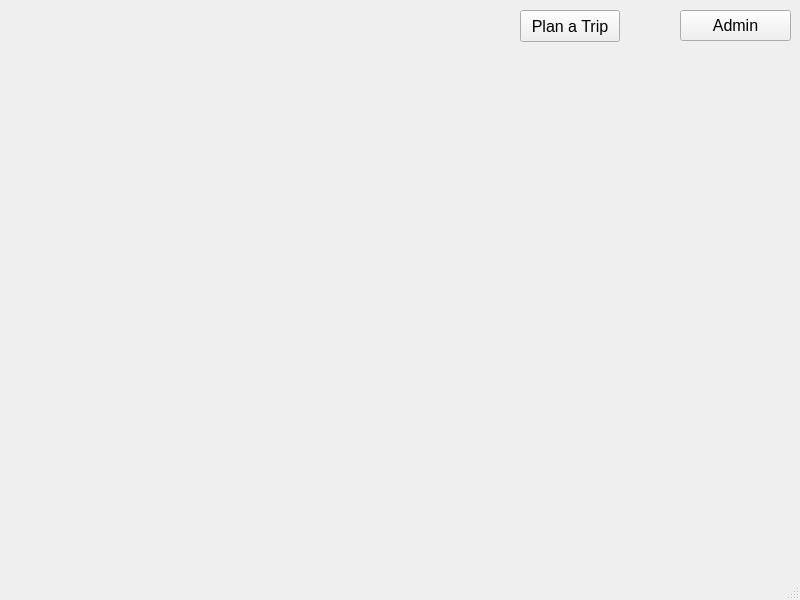
Qt form Colleges/mainwindow.ui (SubtractIt/CS1D-Project-2) before a commit.
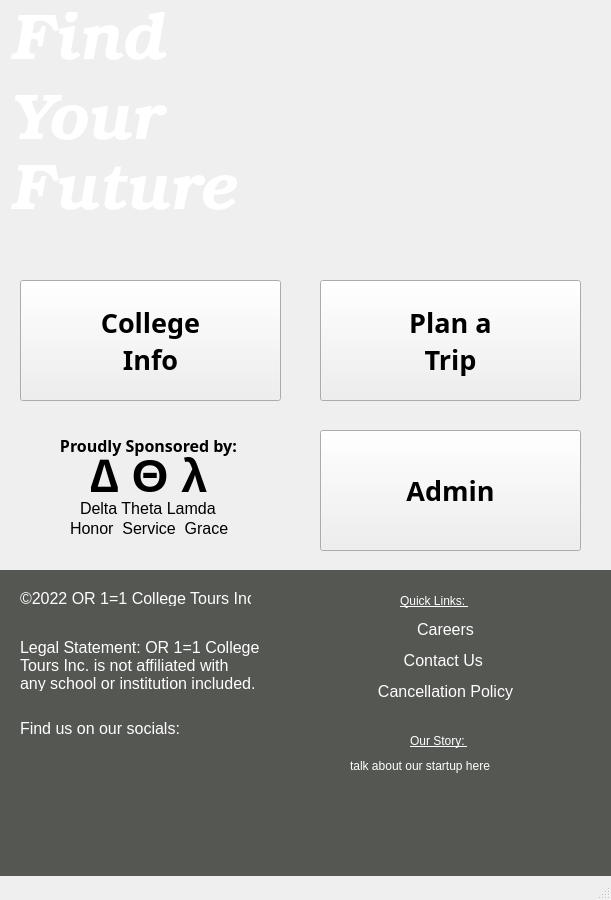
The same form after that commit. Icons and pictures are not drawn.

```diff
--- a/Colleges/mainwindow.ui
+++ b/Colleges/mainwindow.ui
@@ -2,56 +2,608 @@
 <ui version="4.0">
  <class>MainWindow</class>
  <widget class="QMainWindow" name="MainWindow">
+  <property name="windowModality">
+   <enum>Qt::NonModal</enum>
+  </property>
   <property name="geometry">
    <rect>
     <x>0</x>
     <y>0</y>
-    <width>800</width>
-    <height>600</height>
+    <width>611</width>
+    <height>900</height>
    </rect>
   </property>
+  <property name="minimumSize">
+   <size>
+    <width>611</width>
+    <height>900</height>
+   </size>
+  </property>
+  <property name="maximumSize">
+   <size>
+    <width>611</width>
+    <height>900</height>
+   </size>
+  </property>
   <property name="font">
    <font>
     <pointsize>12</pointsize>
    </font>
   </property>
   <property name="windowTitle">
-   <string>MainWindow</string>
+   <string>College Tour</string>
   </property>
   <widget class="QWidget" name="centralwidget">
    <widget class="QPushButton" name="adminLogin">
     <property name="geometry">
      <rect>
-      <x>680</x>
-      <y>10</y>
-      <width>111</width>
-      <height>31</height>
+      <x>320</x>
+      <y>430</y>
+      <width>261</width>
+      <height>121</height>
      </rect>
     </property>
+    <property name="font">
+     <font>
+      <family>Lohit Devanagari</family>
+      <pointsize>20</pointsize>
+      <weight>75</weight>
+      <bold>true</bold>
+     </font>
+    </property>
     <property name="text">
      <string>Admin</string>
     </property>
+    <property name="icon">
+     <iconset resource="icons.qrc">
+      <normaloff>:/lit_frat_party.jpg</normaloff>:/lit_frat_party.jpg</iconset>
+    </property>
+    <property name="iconSize">
+     <size>
+      <width>165</width>
+      <height>165</height>
+     </size>
+    </property>
    </widget>
    <widget class="QPushButton" name="pushButton">
     <property name="geometry">
      <rect>
-      <x>520</x>
+      <x>320</x>
+      <y>280</y>
+      <width>261</width>
+      <height>121</height>
+     </rect>
+    </property>
+    <property name="font">
+     <font>
+      <family>Lohit Devanagari</family>
+      <pointsize>20</pointsize>
+      <weight>75</weight>
+      <bold>true</bold>
+     </font>
+    </property>
+    <property name="layoutDirection">
+     <enum>Qt::LeftToRight</enum>
+    </property>
+    <property name="autoFillBackground">
+     <bool>false</bool>
+    </property>
+    <property name="text">
+     <string>Plan a 
+Trip</string>
+    </property>
+    <property name="icon">
+     <iconset resource="icons.qrc">
+      <normaloff>:/College-forum-stock.jpg</normaloff>:/College-forum-stock.jpg</iconset>
+    </property>
+    <property name="iconSize">
+     <size>
+      <width>165</width>
+      <height>165</height>
+     </size>
+    </property>
+   </widget>
+   <widget class="QPushButton" name="display">
+    <property name="geometry">
+     <rect>
+      <x>20</x>
+      <y>280</y>
+      <width>261</width>
+      <height>121</height>
+     </rect>
+    </property>
+    <property name="font">
+     <font>
+      <family>Lohit Devanagari</family>
+      <pointsize>20</pointsize>
+      <weight>75</weight>
+      <italic>false</italic>
+      <bold>true</bold>
+     </font>
+    </property>
+    <property name="text">
+     <string>College 
+Info</string>
+    </property>
+    <property name="icon">
+     <iconset resource="icons.qrc">
+      <normaloff>:/microscope.jpg</normaloff>:/microscope.jpg</iconset>
+    </property>
+    <property name="iconSize">
+     <size>
+      <width>165</width>
+      <height>165</height>
+     </size>
+    </property>
+   </widget>
+   <widget class="QLabel" name="bannerPhoto">
+    <property name="geometry">
+     <rect>
+      <x>0</x>
+      <y>0</y>
+      <width>621</width>
+      <height>261</height>
+     </rect>
+    </property>
+    <property name="text">
+     <string/>
+    </property>
+    <property name="pixmap">
+     <pixmap resource="icons.qrc">:/bannerPhoto.jpg</pixmap>
+    </property>
+   </widget>
+   <widget class="QLabel" name="find">
+    <property name="geometry">
+     <rect>
+      <x>10</x>
       <y>10</y>
-      <width>100</width>
-      <height>32</height>
+      <width>191</width>
+      <height>81</height>
      </rect>
     </property>
+    <property name="font">
+     <font>
+      <family>URW Bookman</family>
+      <pointsize>50</pointsize>
+      <weight>75</weight>
+      <italic>true</italic>
+      <bold>true</bold>
+     </font>
+    </property>
+    <property name="styleSheet">
+     <string notr="true">QLabel {
+	color: #fff;
+	line-height: 0.5;
+}</string>
+    </property>
     <property name="text">
-     <string>Plan a Trip</string>
+     <string>&lt;!DOCTYPE HTML PUBLIC &quot;-//W3C//DTD HTML 4.0//EN&quot; &quot;http://www.w3.org/TR/REC-html40/strict.dtd&quot;&gt;
+&lt;html&gt;&lt;head&gt;&lt;meta name=&quot;qrichtext&quot; content=&quot;1&quot; /&gt;&lt;style type=&quot;text/css&quot;&gt;
+p, li { white-space: pre-wrap; }
+&lt;/style&gt;&lt;/head&gt;&lt;body style=&quot; font-family:'URW Bookman'; font-size:50pt; font-weight:600; font-style:italic;&quot;&gt;
+&lt;p style=&quot; margin-top:12px; margin-bottom:12px; margin-left:0px; margin-right:0px; -qt-block-indent:0; text-indent:0px;&quot;&gt;&lt;span style=&quot; font-size:48pt;&quot;&gt;Find &lt;/span&gt;&lt;/p&gt;&lt;/body&gt;&lt;/html&gt;</string>
     </property>
    </widget>
+   <widget class="QLabel" name="your">
+    <property name="geometry">
+     <rect>
+      <x>10</x>
+      <y>90</y>
+      <width>191</width>
+      <height>81</height>
+     </rect>
+    </property>
+    <property name="font">
+     <font>
+      <family>URW Bookman</family>
+      <pointsize>50</pointsize>
+      <weight>75</weight>
+      <italic>true</italic>
+      <bold>true</bold>
+     </font>
+    </property>
+    <property name="styleSheet">
+     <string notr="true">QLabel {
+	color: #fff;
+	line-height: 0.5;
+}</string>
+    </property>
+    <property name="text">
+     <string>&lt;!DOCTYPE HTML PUBLIC &quot;-//W3C//DTD HTML 4.0//EN&quot; &quot;http://www.w3.org/TR/REC-html40/strict.dtd&quot;&gt;
+&lt;html&gt;&lt;head&gt;&lt;meta name=&quot;qrichtext&quot; content=&quot;1&quot; /&gt;&lt;style type=&quot;text/css&quot;&gt;
+p, li { white-space: pre-wrap; }
+&lt;/style&gt;&lt;/head&gt;&lt;body style=&quot; font-family:'URW Bookman'; font-size:50pt; font-weight:600; font-style:italic;&quot;&gt;
+&lt;p style=&quot; margin-top:12px; margin-bottom:12px; margin-left:0px; margin-right:0px; -qt-block-indent:0; text-indent:0px;&quot;&gt;&lt;span style=&quot; font-size:48pt;&quot;&gt;Your&lt;/span&gt;&lt;/p&gt;&lt;/body&gt;&lt;/html&gt;</string>
+    </property>
+   </widget>
+   <widget class="QLabel" name="future">
+    <property name="geometry">
+     <rect>
+      <x>10</x>
+      <y>160</y>
+      <width>251</width>
+      <height>81</height>
+     </rect>
+    </property>
+    <property name="font">
+     <font>
+      <family>URW Bookman</family>
+      <pointsize>42</pointsize>
+      <weight>75</weight>
+      <italic>true</italic>
+      <bold>true</bold>
+     </font>
+    </property>
+    <property name="styleSheet">
+     <string notr="true">QLabel {
+	color: #fff;
+	line-height: 0.5;
+}</string>
+    </property>
+    <property name="text">
+     <string>&lt;!DOCTYPE HTML PUBLIC &quot;-//W3C//DTD HTML 4.0//EN&quot; &quot;http://www.w3.org/TR/REC-html40/strict.dtd&quot;&gt;
+&lt;html&gt;&lt;head&gt;&lt;meta name=&quot;qrichtext&quot; content=&quot;1&quot; /&gt;&lt;style type=&quot;text/css&quot;&gt;
+p, li { white-space: pre-wrap; }
+&lt;/style&gt;&lt;/head&gt;&lt;body style=&quot; font-family:'URW Bookman'; font-size:50pt; font-weight:600; font-style:italic;&quot;&gt;
+&lt;p style=&quot; margin-top:12px; margin-bottom:12px; margin-left:0px; margin-right:0px; -qt-block-indent:0; text-indent:0px;&quot;&gt;&lt;span style=&quot; font-size:48pt;&quot;&gt;Future&lt;/span&gt;&lt;/p&gt;&lt;/body&gt;&lt;/html&gt;</string>
+    </property>
+   </widget>
+   <widget class="QLabel" name="confetti">
+    <property name="geometry">
+     <rect>
+      <x>20</x>
+      <y>430</y>
+      <width>251</width>
+      <height>111</height>
+     </rect>
+    </property>
+    <property name="text">
+     <string/>
+    </property>
+   </widget>
+   <widget class="QLabel" name="sponsor">
+    <property name="geometry">
+     <rect>
+      <x>20</x>
+      <y>420</y>
+      <width>261</width>
+      <height>51</height>
+     </rect>
+    </property>
+    <property name="font">
+     <font>
+      <family>Lohit Devanagari</family>
+      <weight>75</weight>
+      <bold>true</bold>
+     </font>
+    </property>
+    <property name="text">
+     <string>&lt;html&gt;&lt;head/&gt;&lt;body&gt;&lt;p align=&quot;center&quot;&gt;Proudly Sponsored by: &lt;/p&gt;&lt;/body&gt;&lt;/html&gt;</string>
+    </property>
+   </widget>
+   <widget class="QLabel" name="sorority">
+    <property name="geometry">
+     <rect>
+      <x>90</x>
+      <y>450</y>
+      <width>151</width>
+      <height>51</height>
+     </rect>
+    </property>
+    <property name="font">
+     <font>
+      <pointsize>35</pointsize>
+      <weight>75</weight>
+      <bold>true</bold>
+     </font>
+    </property>
+    <property name="styleSheet">
+     <string notr="true">QLabel {
+color: rgb(255, 122, 225)
+};</string>
+    </property>
+    <property name="text">
+     <string>∆ Θ λ</string>
+    </property>
+   </widget>
+   <widget class="QLabel" name="deltathetalambda">
+    <property name="geometry">
+     <rect>
+      <x>80</x>
+      <y>500</y>
+      <width>141</width>
+      <height>17</height>
+     </rect>
+    </property>
+    <property name="styleSheet">
+     <string notr="true">QLabel {
+color: rgb(255, 122, 225)
+};</string>
+    </property>
+    <property name="text">
+     <string>Delta Theta Lamda</string>
+    </property>
+   </widget>
+   <widget class="QLabel" name="sororityValues">
+    <property name="geometry">
+     <rect>
+      <x>70</x>
+      <y>520</y>
+      <width>161</width>
+      <height>17</height>
+     </rect>
+    </property>
+    <property name="styleSheet">
+     <string notr="true">QLabel {
+color: rgb(255, 122, 225)
+};</string>
+    </property>
+    <property name="text">
+     <string>Honor  Service  Grace</string>
+    </property>
+   </widget>
+   <widget class="QFrame" name="frame">
+    <property name="geometry">
+     <rect>
+      <x>0</x>
+      <y>570</y>
+      <width>611</width>
+      <height>311</height>
+     </rect>
+    </property>
+    <property name="styleSheet">
+     <string notr="true">QFramel {
+background-color: rgb(0, 0, 0)
+};</string>
+    </property>
+    <property name="frameShape">
+     <enum>QFrame::StyledPanel</enum>
+    </property>
+    <property name="frameShadow">
+     <enum>QFrame::Raised</enum>
+    </property>
+    <widget class="QWidget" name="widget" native="true">
+     <property name="geometry">
+      <rect>
+       <x>-10</x>
+       <y>-10</y>
+       <width>631</width>
+       <height>331</height>
+      </rect>
+     </property>
+     <property name="styleSheet">
+      <string notr="true">QWidget {
+background-color: rgb(85, 87, 83)
+}</string>
+     </property>
+     <widget class="QLabel" name="copyright">
+      <property name="geometry">
+       <rect>
+        <x>30</x>
+        <y>30</y>
+        <width>231</width>
+        <height>16</height>
+       </rect>
+      </property>
+      <property name="styleSheet">
+       <string notr="true">QLabel {
+color: rgb(255, 255, 255)
+}</string>
+      </property>
+      <property name="text">
+       <string>©2022 OR 1=1 College Tours Inc. </string>
+      </property>
+     </widget>
+     <widget class="QLabel" name="legals">
+      <property name="geometry">
+       <rect>
+        <x>30</x>
+        <y>80</y>
+        <width>241</width>
+        <height>51</height>
+       </rect>
+      </property>
+      <property name="styleSheet">
+       <string notr="true">QLabel {
+color: rgb(255, 255, 255)
+}</string>
+      </property>
+      <property name="text">
+       <string>Legal Statement: OR 1=1 College 
+Tours Inc. is not affiliated with 
+any school or institution included.</string>
+      </property>
+     </widget>
+     <widget class="QLabel" name="socials">
+      <property name="geometry">
+       <rect>
+        <x>30</x>
+        <y>160</y>
+        <width>231</width>
+        <height>16</height>
+       </rect>
+      </property>
+      <property name="styleSheet">
+       <string notr="true">QLabel {
+color: rgb(255, 255, 255)
+}</string>
+      </property>
+      <property name="text">
+       <string>Find us on our socials: </string>
+      </property>
+     </widget>
+     <widget class="QLabel" name="links">
+      <property name="geometry">
+       <rect>
+        <x>410</x>
+        <y>30</y>
+        <width>101</width>
+        <height>21</height>
+       </rect>
+      </property>
+      <property name="font">
+       <font>
+        <underline>true</underline>
+       </font>
+      </property>
+      <property name="styleSheet">
+       <string notr="true">QLabel {
+color: rgb(255, 255, 255)
+}</string>
+      </property>
+      <property name="text">
+       <string>Quick Links: </string>
+      </property>
+     </widget>
+     <widget class="QLabel" name="topics">
+      <property name="geometry">
+       <rect>
+        <x>340</x>
+        <y>60</y>
+        <width>231</width>
+        <height>81</height>
+       </rect>
+      </property>
+      <property name="styleSheet">
+       <string notr="true">QLabel {
+color: rgb(255, 255, 255)
+}</string>
+      </property>
+      <property name="text">
+       <string>&lt;html&gt;&lt;head/&gt;&lt;body&gt;&lt;p align=&quot;center&quot;&gt;Careers&lt;/p&gt;&lt;p align=&quot;center&quot;&gt;Contact Us &lt;/p&gt;&lt;p align=&quot;center&quot;&gt;Cancellation Policy&lt;/p&gt;&lt;/body&gt;&lt;/html&gt;</string>
+      </property>
+     </widget>
+     <widget class="QLabel" name="ourstory">
+      <property name="geometry">
+       <rect>
+        <x>420</x>
+        <y>170</y>
+        <width>101</width>
+        <height>21</height>
+       </rect>
+      </property>
+      <property name="font">
+       <font>
+        <underline>true</underline>
+       </font>
+      </property>
+      <property name="styleSheet">
+       <string notr="true">QLabel {
+color: rgb(255, 255, 255)
+}</string>
+      </property>
+      <property name="text">
+       <string>Our Story: </string>
+      </property>
+     </widget>
+     <widget class="QLabel" name="story">
+      <property name="geometry">
+       <rect>
+        <x>360</x>
+        <y>190</y>
+        <width>211</width>
+        <height>31</height>
+       </rect>
+      </property>
+      <property name="font">
+       <font>
+        <underline>false</underline>
+       </font>
+      </property>
+      <property name="styleSheet">
+       <string notr="true">QLabel {
+color: rgb(255, 255, 255)
+}</string>
+      </property>
+      <property name="text">
+       <string>talk about our startup here</string>
+      </property>
+     </widget>
+     <widget class="QLabel" name="fb">
+      <property name="geometry">
+       <rect>
+        <x>30</x>
+        <y>200</y>
+        <width>41</width>
+        <height>41</height>
+       </rect>
+      </property>
+      <property name="text">
+       <string/>
+      </property>
+      <property name="pixmap">
+       <pixmap resource="icons.qrc">:/fb.png</pixmap>
+      </property>
+      <property name="scaledContents">
+       <bool>true</bool>
+      </property>
+     </widget>
+     <widget class="QLabel" name="insta">
+      <property name="geometry">
+       <rect>
+        <x>80</x>
+        <y>200</y>
+        <width>41</width>
+        <height>41</height>
+       </rect>
+      </property>
+      <property name="text">
+       <string/>
+      </property>
+      <property name="pixmap">
+       <pixmap resource="icons.qrc">:/insta.jpeg</pixmap>
+      </property>
+      <property name="scaledContents">
+       <bool>true</bool>
+      </property>
+     </widget>
+     <widget class="QLabel" name="pinoodle">
+      <property name="geometry">
+       <rect>
+        <x>130</x>
+        <y>200</y>
+        <width>41</width>
+        <height>41</height>
+       </rect>
+      </property>
+      <property name="text">
+       <string/>
+      </property>
+      <property name="pixmap">
+       <pixmap resource="icons.qrc">:/pinoodle.png</pixmap>
+      </property>
+      <property name="scaledContents">
+       <bool>true</bool>
+      </property>
+     </widget>
+     <widget class="QLabel" name="linkedin">
+      <property name="geometry">
+       <rect>
+        <x>180</x>
+        <y>200</y>
+        <width>41</width>
+        <height>41</height>
+       </rect>
+      </property>
+      <property name="text">
+       <string/>
+      </property>
+      <property name="pixmap">
+       <pixmap resource="icons.qrc">:/li.png</pixmap>
+      </property>
+      <property name="scaledContents">
+       <bool>true</bool>
+      </property>
+     </widget>
+    </widget>
+   </widget>
   </widget>
   <widget class="QMenuBar" name="menubar">
    <property name="geometry">
     <rect>
      <x>0</x>
      <y>0</y>
-     <width>800</width>
+     <width>611</width>
      <height>24</height>
     </rect>
    </property>
```
Left out of the diff: 4 changed lines with no effect on the pictures.
